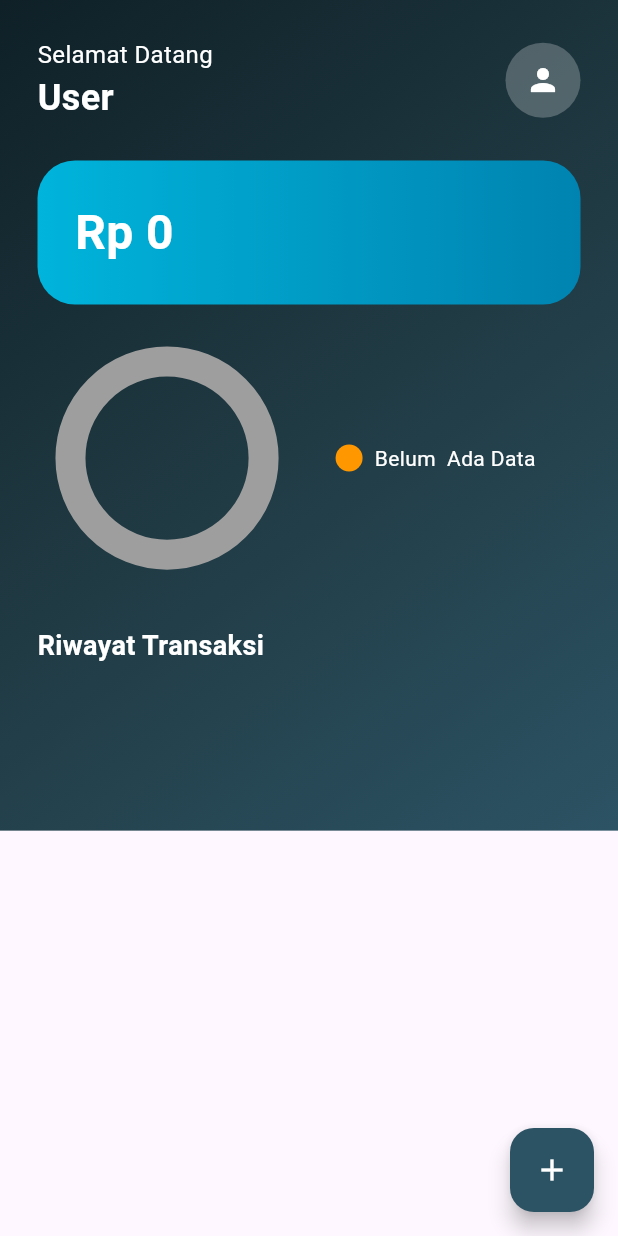
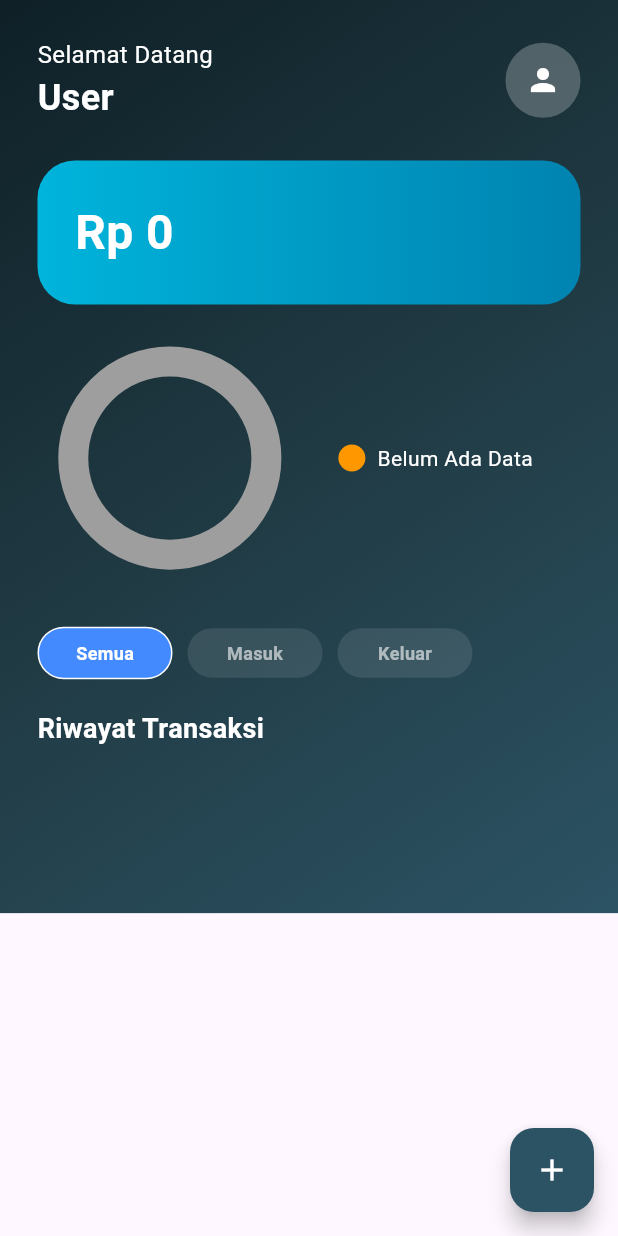
Before and after one commit to Iinrosmala05/flow-cash-uas-flutter, a Flutter app: the DashboardPremium screen opened directly with empty values, on a phone screen of 412 x 824 dp. Run offline on Flutter 3.47's test engine with Material 3 defaults, Android fonts, the phone set to English and light mode, and no system bars; drawn by our look-alikes of pie_chart; our stand-ins replace shared_preferences, sqflite; accounts and stored records are empty; Roboto replaces fonts that are missing (Poppins).

Commit message:
menambahkan fungsi filter masuk/keluar dan optimasi tombol dashboard

```diff
--- a/lib/main.dart
+++ b/lib/main.dart
@@ -171,7 +171,9 @@ class _InitialSetupPageState extends State<InitialSetupPage> {
                       _balanceController.text.isNotEmpty) {
                     final prefs = await SharedPreferences.getInstance();
                     String namaInput = _nameController.text;
-                    int saldoInput = int.parse(_balanceController.text.replaceAll('.', ''));
+                    int saldoInput = int.parse(
+                      _balanceController.text.replaceAll('.', ''),
+                    );
 
                     await prefs.setString('userNama', namaInput);
                     await prefs.setInt('totalSaldo', saldoInput);
@@ -231,6 +233,8 @@ class _DashboardPremiumState extends State<DashboardPremium> {
 
   double? saldoDatabase;
 
+  String selectedFilter = "Semua";
+
   @override
   void initState() {
     super.initState();
@@ -254,7 +258,7 @@ class _DashboardPremiumState extends State<DashboardPremium> {
         }
       }
     }
-    if (dataMap.isEmpty) return {"Belum  Ada Data": 0};
+    if (dataMap.isEmpty) return {"Belum Ada Data": 0};
     return dataMap;
   }
 
@@ -264,13 +268,19 @@ class _DashboardPremiumState extends State<DashboardPremium> {
     final userData = await db.query('user', where: 'id = ?', whereArgs: [1]);
 
     setState(() {
-      transactions = data;
+      if (selectedFilter == "Semua") {
+        transactions = data;
+      } else {
+        transactions = data.where((t) => t['type'] == selectedFilter).toList();
+      }
+
       if (userData.isNotEmpty) {
         displayNama = userData.first['name'].toString();
         saldoDatabase = (userData.first['balance'] as double);
       }
+
       double hitungSaldo = saldoDatabase ?? widget.saldoAwal.toDouble();
-      for (var item in transactions) {
+      for (var item in data) {
         if (item['type'] == 'Masuk') {
           hitungSaldo += item['amount'] as int;
         } else {
@@ -298,6 +308,36 @@ class _DashboardPremiumState extends State<DashboardPremium> {
     } else {
       return tanggalAsli;
     }
+  }
+
+  Widget _buildFilterChip(String label) {
+    bool isSelected = selectedFilter == label;
+    return GestureDetector(
+      onTap: () {
+        setState(() {
+          selectedFilter = label;
+        });
+        _refreshTransactions();
+      },
+      child: Container(
+        width: 90,
+        padding: const EdgeInsets.symmetric(vertical: 8),
+        alignment: Alignment.center,
+        decoration: BoxDecoration(
+          color: isSelected ? Colors.blueAccent : Colors.white10,
+          borderRadius: BorderRadius.circular(20),
+          border: isSelected ? Border.all(color: Colors.white, width: 1) : null,
+        ),
+        child: Text(
+          label,
+          style: TextStyle(
+            color: isSelected ? Colors.white : Colors.white60,
+            fontSize: 12,
+            fontWeight: FontWeight.bold,
+          ),
+        ),
+      ),
+    );
   }
 
   @override
@@ -347,7 +387,9 @@ class _DashboardPremiumState extends State<DashboardPremium> {
                                 currentName: displayNama ?? widget.userNama,
                                 currentBalance:
                                     (saldoDatabase ??
-                                    widget.saldoAwal.toDouble()).toInt().toDouble(),
+                                            widget.saldoAwal.toDouble())
+                                        .toInt()
+                                        .toDouble(),
                               ),
                             ),
                           );
@@ -415,6 +457,20 @@ class _DashboardPremiumState extends State<DashboardPremium> {
                   ),
                 ),
                 const SizedBox(height: 40),
+
+                Padding(
+                  padding: const EdgeInsets.symmetric(horizontal: 25),
+                  child: Row(
+                    children: [
+                      _buildFilterChip("Semua"),
+                      const SizedBox(width: 10),
+                      _buildFilterChip("Masuk"),
+                      const SizedBox(width: 10),
+                      _buildFilterChip("Keluar"),
+                    ],
+                  ),
+                ),
+                const SizedBox(height: 20),
 
                 const Padding(
                   padding: EdgeInsets.symmetric(horizontal: 25),
@@ -696,7 +752,10 @@ class _AddTransactionPageState extends State<AddTransactionPage> {
                   ),
                 ),
                 onPressed: () {
-                  String cleanNominal = _amountController.text.replaceAll('.', '');
+                  String cleanNominal = _amountController.text.replaceAll(
+                    '.',
+                    '',
+                  );
 
                   if (cleanNominal.isEmpty || selectedCategory.isEmpty) {
                     ScaffoldMessenger.of(context).showSnackBar(
@@ -808,7 +867,9 @@ class _AddTransactionPageState extends State<AddTransactionPage> {
 class ThousandSeparatorFormatter extends TextInputFormatter {
   @override
   TextEditingValue formatEditUpdate(
-      TextEditingValue oldValue, TextEditingValue newValue) {
+    TextEditingValue oldValue,
+    TextEditingValue newValue,
+  ) {
     if (newValue.selection.baseOffset == 0) return newValue;
     String text = newValue.text.replaceAll(RegExp(r'[^0-9]'), '');
     final chars = text.split('');
```
